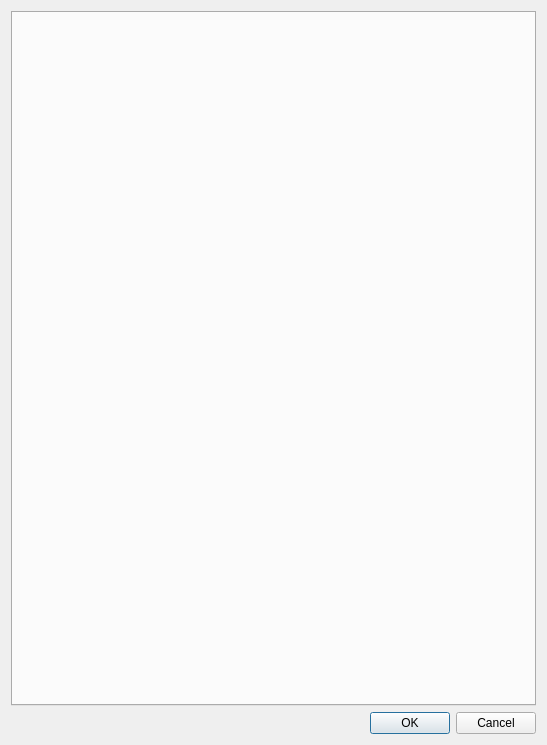
Above: client/src/ui/dialogs/system_administration_dialog.ui from networkoptix/nx_open before the change. Below: the same form after it.
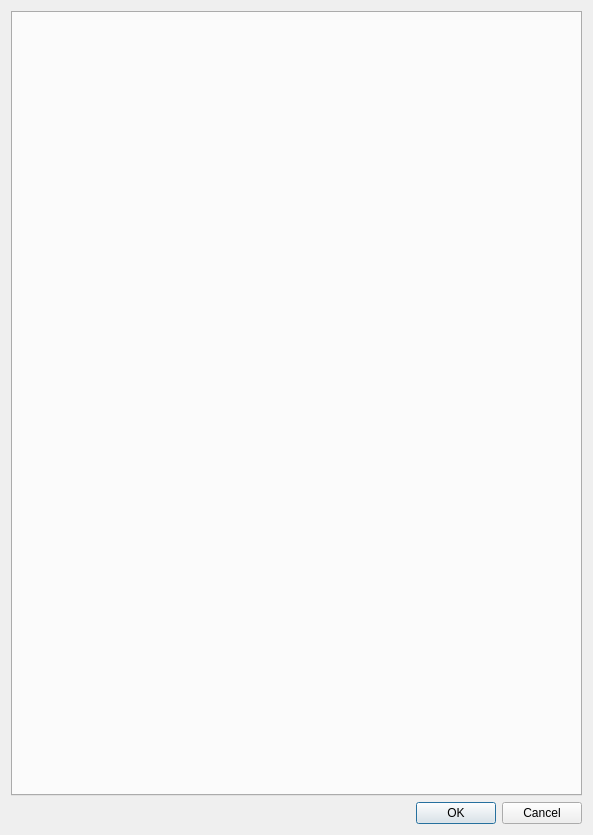
That is the form after the change.

Commit message:
(Issue #3608) :  Fix "Licenses" form
<==== Mercurial data ====>
Branch: general_system_settings

The edit to the form file:
```diff
--- a/client/src/ui/dialogs/system_administration_dialog.ui
+++ b/client/src/ui/dialogs/system_administration_dialog.ui
@@ -6,8 +6,8 @@
    <rect>
     <x>0</x>
     <y>0</y>
-    <width>547</width>
-    <height>745</height>
+    <width>593</width>
+    <height>835</height>
    </rect>
   </property>
   <property name="windowTitle">
```
The commit also changes 5 other files.
